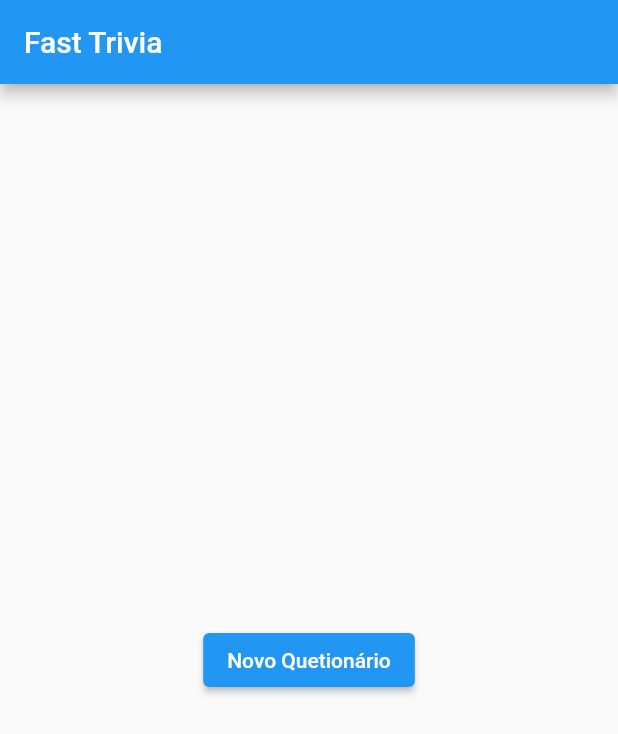
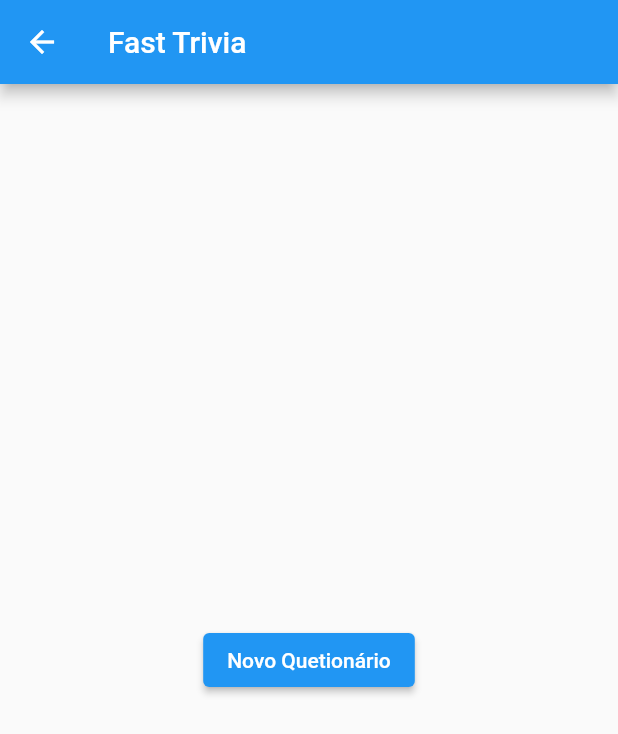
Before and after one commit to josemailson/fast-trivia, a Flutter app: the screen it shows after launch, after a tap on "Novo Quetionário", on a phone screen of 412 x 824 dp. Shown: the top 734 px of the screen. Run offline on Flutter 3.47's test engine with Material 2 defaults, Android fonts, the phone set to English and light mode, and no system bars.

Commit message:
add: routes

```diff
--- a/lib/view/home/home_page.dart
+++ b/lib/view/home/home_page.dart
@@ -12,7 +12,7 @@ class HomePage extends StatelessWidget {
       body: Center(
         child: ElevatedButton(
           onPressed: () {
-            // Lógica para ação do botão "Nova Pergunta"
+             Navigator.of(context).pushNamed('/');
           },
           child: const Text('Novo Quetionário'),
         ),
```
